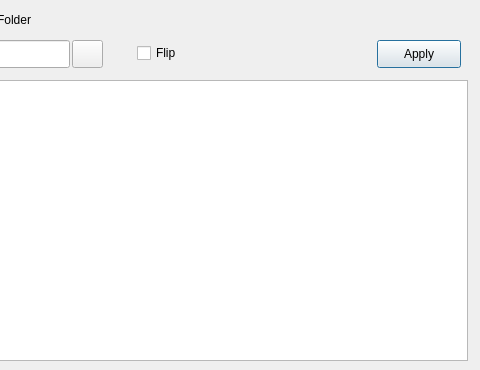
Old version of the form formbuildslidehypecubepreview.ui in the repository JairoSalazarV/QtHypCam; both pictures show x 453 to 933 and y 0 to 370 of the 933 by 370 pixel window.
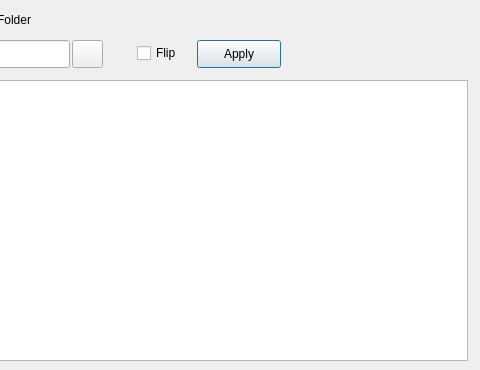
New version of the form. Icons and pictures are not drawn.

Diff of the .ui file:
```diff
--- a/formbuildslidehypecubepreview.ui
+++ b/formbuildslidehypecubepreview.ui
@@ -26,7 +26,7 @@
   <widget class="QPushButton" name="pbApply">
    <property name="geometry">
     <rect>
-     <x>830</x>
+     <x>650</x>
      <y>40</y>
      <width>84</width>
      <height>28</height>
```
